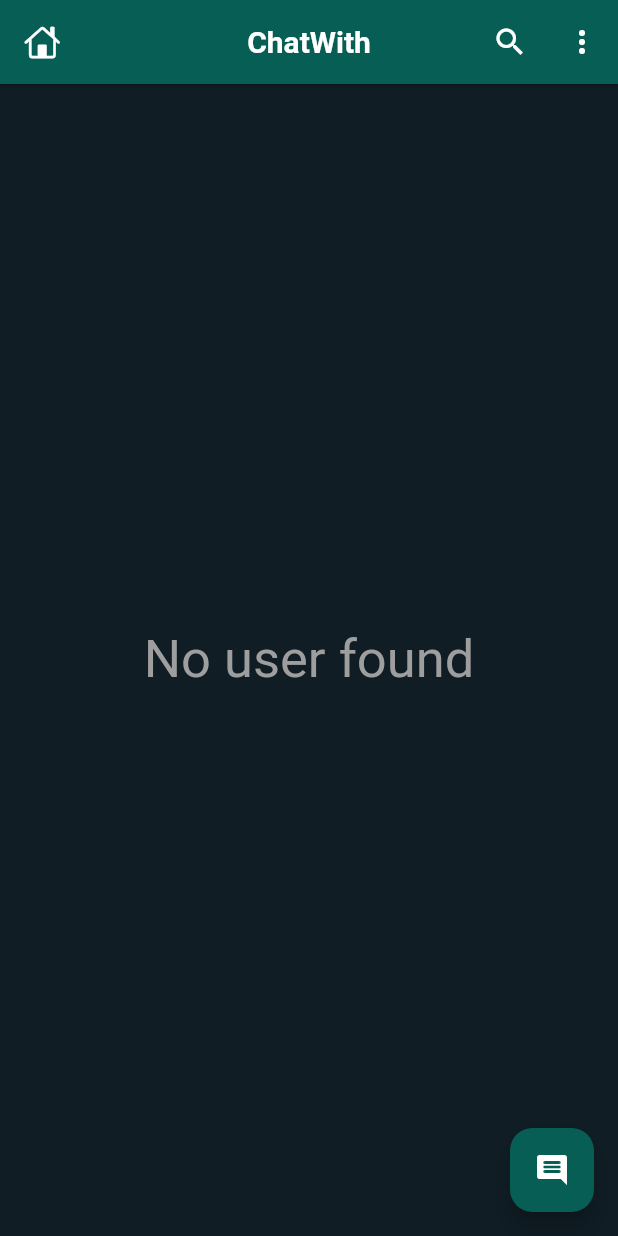
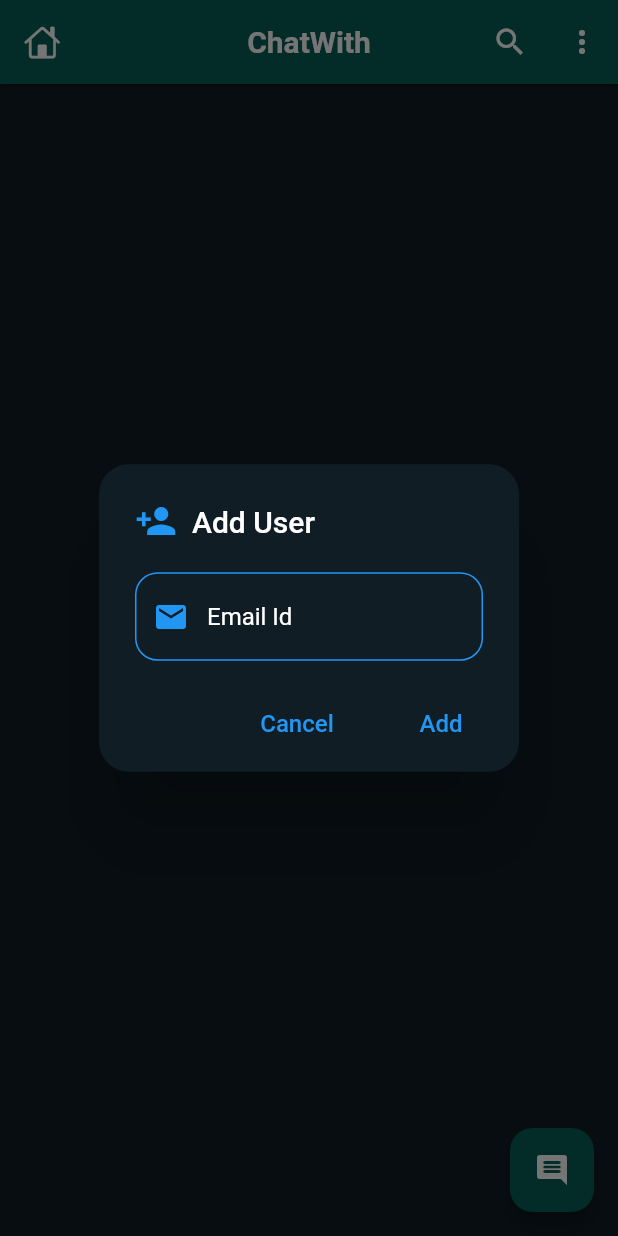
Before and after one commit to Hitesh123mori/Chat_App, a Flutter app: the HomeScreen screen opened directly, after a tap on the "comment" icon, on a phone screen of 412 x 824 dp. Run offline on Flutter 3.47's test engine with Material 2 defaults, Android fonts, the phone set to English and light mode, and no system bars; our stand-ins replace cached_network_image, cloud_firestore, dio, emoji_picker_flutter, firebase_auth, firebase_core and 5 more; missing offline and left inert: flutter_notification_channel; accounts and stored records are empty.

Commit message:
adding only selected users

```diff
--- a/lib/screens/home_screen.dart
+++ b/lib/screens/home_screen.dart
@@ -1,4 +1,3 @@
-
 import 'package:chatapp/apis/Apis.dart';
 import 'package:chatapp/effects/transition5.dart';
 import 'package:chatapp/models/chat_user.dart';
@@ -9,6 +8,8 @@ import 'package:flutter/cupertino.dart';
 import 'package:flutter/material.dart';
 import 'package:flutter/services.dart';
 
+import '../helper/dialogs.dart';
+
 class HomeScreen extends StatefulWidget {
   const HomeScreen({Key? key}) : super(key: key);
 
@@ -17,16 +18,14 @@ class HomeScreen extends StatefulWidget {
 }
 
 class _HomeScreenState extends State<HomeScreen> {
+  List<ChatUser> _list = [];
 
-  List<ChatUser> _list = [] ;
-
-  final List<ChatUser> _searchList = [] ;
+  final List<ChatUser> _searchList = [];
 
   bool _isSearching = true;
 
-
   @override
-  void initState(){
+  void initState() {
     super.initState();
     Api.getSelfInfo();
 
@@ -44,22 +43,21 @@ class _HomeScreenState extends State<HomeScreen> {
 
       return Future.value(message);
     });
+  }
 
-  }
   Widget build(BuildContext context) {
     return GestureDetector(
       onTap: () => FocusScope.of(context).unfocus(),
       child: WillPopScope(
-        onWillPop: (){
-          if(!_isSearching){
+        onWillPop: () {
+          if (!_isSearching) {
             setState(() {
-              _isSearching = !_isSearching ;
+              _isSearching = !_isSearching;
             });
             return Future.value(false);
-          }else{
+          } else {
             return Future.value(true);
           }
-
         },
         child: Scaffold(
             backgroundColor: AppColors.theme['backgroundColor'],
@@ -68,38 +66,44 @@ class _HomeScreenState extends State<HomeScreen> {
               actions: [
                 IconButton(
                   onPressed: () {
-
                     setState(() {
                       _isSearching = !_isSearching;
                     });
-
                   },
-                icon: _isSearching ? Icon(Icons.search) : Icon(CupertinoIcons.clear_circled),
+                  icon: _isSearching
+                      ? Icon(Icons.search)
+                      : Icon(CupertinoIcons.clear_circled),
                 ),
                 IconButton(
                   onPressed: () {
-                  Navigator.push(context, SizeTransition5(ProfileScreen(user:Api.me))) ;
+                    Navigator.push(
+                        context, SizeTransition5(ProfileScreen(user: Api.me)));
                   },
                   icon: Icon(Icons.more_vert),
                 ),
               ],
-            title: _isSearching ? Text("ChatWith"):  Center(
+              title: _isSearching
+                  ? Text("ChatWith")
+                  : Center(
                       child: Container(
                         // width: 300,
                         height: 40,
                         child: TextField(
-                  onChanged: (val){
+                          onChanged: (val) {
                             _searchList.clear();
-                    for (var i in _list){
-                      if(i.name.toLowerCase().contains(val.toLowerCase())||i.email.toLowerCase().contains(val.toLowerCase())){
-                        _searchList.add(i) ;
+                            for (var i in _list) {
+                              if (i.name
+                                      .toLowerCase()
+                                      .contains(val.toLowerCase()) ||
+                                  i.email
+                                      .toLowerCase()
+                                      .contains(val.toLowerCase())) {
+                                _searchList.add(i);
                               }
                               setState(() {
                                 _searchList;
                               });
                             }
-
-
                           },
                           cursorColor: Colors.white,
                           style: TextStyle(color: Colors.white),
@@ -109,22 +113,28 @@ class _HomeScreenState extends State<HomeScreen> {
                             ),
                             enabledBorder: OutlineInputBorder(
                               borderRadius: BorderRadius.circular(10.0),
-                      borderSide: BorderSide(color: AppColors.theme['secondaryTextColor']), // Unfocused border color
+                              borderSide: BorderSide(
+                                  color: AppColors.theme[
+                                      'secondaryTextColor']), // Unfocused border color
                             ),
                             focusedBorder: OutlineInputBorder(
                               borderRadius: BorderRadius.circular(10.0),
-                      borderSide: BorderSide(color: Colors.green), // Focused border color
+                              borderSide: BorderSide(
+                                  color: Colors.green), // Focused border color
                             ),
                             errorBorder: OutlineInputBorder(
                               borderRadius: BorderRadius.circular(10.0),
-                      borderSide: BorderSide(color: Colors.red), // Error border color
+                              borderSide: BorderSide(
+                                  color: Colors.red), // Error border color
                             ),
                             hintText: "Search Here...",
                             prefixIcon: Icon(Icons.search),
                             prefixIconColor: Colors.white,
-                    hintStyle: TextStyle(color:AppColors.theme['secondaryTextColor']),
+                            hintStyle: TextStyle(
+                                color: AppColors.theme['secondaryTextColor']),
                             alignLabelWithHint: true,
-                    contentPadding: EdgeInsets.symmetric(horizontal: 20),// Set text alignment to center
+                            contentPadding: EdgeInsets.symmetric(
+                                horizontal: 20), // Set text alignment to center
                           ),
                           autocorrect: true,
                           autofocus: true,
@@ -137,45 +147,152 @@ class _HomeScreenState extends State<HomeScreen> {
                 borderRadius: BorderRadius.circular(15.0),
               ),
               backgroundColor: AppColors.theme['appbarColor'],
-           onPressed: (){},
+              onPressed: () {
+                  _addChatUserDialog();
+              },
               child: Icon(Icons.comment_rounded),
             ),
             body: StreamBuilder(
+              stream: Api.getMyUsersId(),
+              builder: (context, snapshot) {
+                switch (snapshot.connectionState) {
+                  case ConnectionState.waiting:
+                  case ConnectionState.none:
+                    return const Center(child: CircularProgressIndicator());
+
+                  case ConnectionState.active:
+                  case ConnectionState.done:
+                    return StreamBuilder(
                       stream: Api.getAllUsers(),
                       builder: (context, snapshot) {
-              switch(snapshot.connectionState){
-                case ConnectionState.waiting :
-                case ConnectionState.none :
-                  return const Center(child: CircularProgressIndicator(),) ;
+                        switch (snapshot.connectionState) {
+                          case ConnectionState.waiting:
+                          case ConnectionState.none:
+                            // return const Center(
+                            //   child: CircularProgressIndicator(),
+                            // );
                           case ConnectionState.active:
                           case ConnectionState.done:
-                   final data = snapshot.data?.docs ;
-                  _list = data?.map((e) => ChatUser.fromJson(e.data())).toList() ?? [] ;
-                  if(_list.isNotEmpty){
+                            final data = snapshot.data?.docs;
+                            _list = data
+                                    ?.map((e) => ChatUser.fromJson(e.data()))
+                                    .toList() ??
+                                [];
+                            if (_list.isNotEmpty) {
                               return ListView.builder(
-                        itemCount:_isSearching ? _list.length : _searchList.length,
-                        physics:  BouncingScrollPhysics(),
-                        itemBuilder: (context,index){
-                          return UserCard(user: _isSearching ? _list[index] :_searchList[index]) ;
-                        }) ;
+                                  itemCount: _isSearching
+                                      ? _list.length
+                                      : _searchList.length,
+                                  physics: BouncingScrollPhysics(),
+                                  itemBuilder: (context, index) {
+                                    return UserCard(
+                                        user: _isSearching
+                                            ? _list[index]
+                                            : _searchList[index]);
+                                  });
                             }
                             return Center(
                               child: Container(
-                      child:Column(
+                                  child: Column(
                                 mainAxisAlignment: MainAxisAlignment.center,
                                 children: [
-                          Text("No user found",style: TextStyle(color: Colors.grey,fontSize: 35),) ,
+                                  Text(
+                                    "No user found",
+                                    style: TextStyle(
+                                        color: Colors.grey, fontSize: 35),
+                                  ),
                                 ],
-                      )
-
-                    ),
-                  ) ;
-
+                              )),
+                            );
                         }
                       },
+                    );
+                }
+              },
+            )),
+      ),
+    );
+  }
+
+  void _addChatUserDialog() {
+    String email = '';
+
+    showDialog(
+        context: context,
+        builder: (_) => AlertDialog(
+          backgroundColor: AppColors.theme['backgroundColor'],
+          contentPadding: const EdgeInsets.only(
+              left: 24, right: 24, top: 20, bottom: 10),
+
+          shape: RoundedRectangleBorder(
+              borderRadius: BorderRadius.circular(20)),
+
+          //title
+          title: Row(
+            children: const [
+              Icon(
+                Icons.person_add,
+                color: Colors.blue,
+                size: 28,
+              ),
+              Text('  Add User',style: TextStyle(color: Colors.white),)
+            ],
+          ),
+
+          //content
+          content: TextFormField(
+            maxLines: null,
+            onChanged: (value) => email = value,
+            decoration: InputDecoration(
+                hintStyle: TextStyle(color: Colors.white),
+                hintText: 'Email Id',
+                prefixIcon: const Icon(Icons.email, color: Colors.blue),
+                enabledBorder: OutlineInputBorder(
+                    borderRadius: BorderRadius.circular(15),
+                  borderSide: BorderSide(
+                    color:Colors.blue,
+                  )
+                ),
+              focusedBorder: OutlineInputBorder(
+                  borderRadius: BorderRadius.circular(15),
+                  borderSide: BorderSide(
+                    color:Colors.blue,
+                  )
               ),
             ),
           ),
-    );
+
+          //actions
+          actions: [
+            //cancel button
+            MaterialButton(
+                onPressed: () {
+                  //hide alert dialog
+                  Navigator.pop(context);
+                },
+                child: const Text('Cancel',
+                    style: TextStyle(color: Colors.blue, fontSize: 16))),
+
+            //add button
+            MaterialButton(
+                onPressed: () async {
+                  //hide alert dialog
+                  Navigator.pop(context);
+                  if (email.isNotEmpty) {
+                    await Api.addChatUser(email).then((value) {
+                      if (!value) {
+                        Dialogs.showSnackbar(
+                            context, 'User does not Exists!');
                       }
+                    });
                   }
+                },
+                child: const Text(
+                  'Add',
+                  style: TextStyle(color: Colors.blue, fontSize: 16),
+                ))
+          ],
+        ));
+  }
+
+}
--- a/lib/widgets/update_message_dialog.dart
+++ b/lib/widgets/update_message_dialog.dart
@@ -14,8 +14,6 @@ class UpdateMessage extends StatefulWidget {
 
 class _UpdateMessageState extends State<UpdateMessage> {
   final GlobalKey<FormState> _formKey = GlobalKey<FormState>();
-
-
 
   @override
   Widget build(BuildContext context) {
```
Lines whose indentation alone changed are shown as unchanged.
